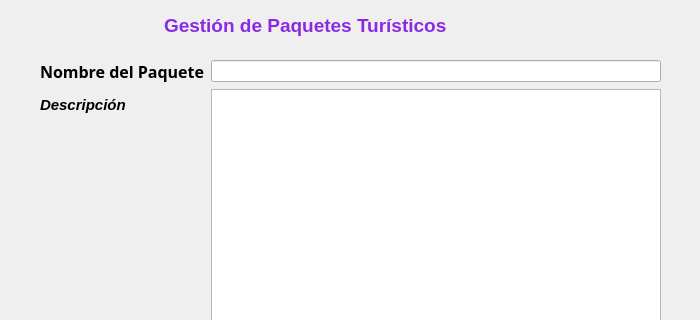
Qt form Proyecto Final/TourismCompass/addpackage.ui (ingalexvarela/ProyectoQT) before a commit; both pictures show x 0 to 700 and y 0 to 320 of the 700 by 500 pixel window.
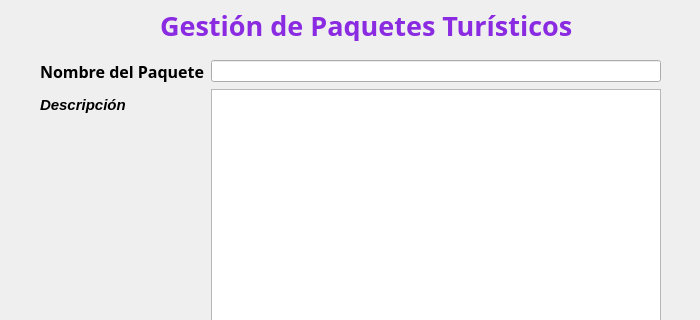
The same form after that commit. Icons and pictures are not drawn.

```diff
--- a/Proyecto Final/TourismCompass/addpackage.ui
+++ b/Proyecto Final/TourismCompass/addpackage.ui
@@ -211,36 +211,6 @@
     <string>Limpiar</string>
    </property>
   </widget>
-  <widget class="QTextEdit" name="textEdit">
-   <property name="geometry">
-    <rect>
-     <x>160</x>
-     <y>10</y>
-     <width>351</width>
-     <height>41</height>
-    </rect>
-   </property>
-   <property name="autoFillBackground">
-    <bool>false</bool>
-   </property>
-   <property name="styleSheet">
-    <string notr="true">color: #8A2BE2;
-background-color: transparent;
-
-border: none;
-</string>
-   </property>
-   <property name="html">
-    <string>&lt;!DOCTYPE HTML PUBLIC &quot;-//W3C//DTD HTML 4.0//EN&quot; &quot;http://www.w3.org/TR/REC-html40/strict.dtd&quot;&gt;
-&lt;html&gt;&lt;head&gt;&lt;meta name=&quot;qrichtext&quot; content=&quot;1&quot; /&gt;&lt;meta charset=&quot;utf-8&quot; /&gt;&lt;style type=&quot;text/css&quot;&gt;
-p, li { white-space: pre-wrap; }
-hr { height: 1px; border-width: 0; }
-li.unchecked::marker { content: &quot;\2610&quot;; }
-li.checked::marker { content: &quot;\2612&quot;; }
-&lt;/style&gt;&lt;/head&gt;&lt;body style=&quot; font-family:'Segoe UI'; font-size:9pt; font-weight:400; font-style:normal;&quot;&gt;
-&lt;p style=&quot; margin-top:0px; margin-bottom:0px; margin-left:0px; margin-right:0px; -qt-block-indent:0; text-indent:0px;&quot;&gt;&lt;span style=&quot; font-size:14pt; font-weight:700;&quot;&gt;Gestión de Paquetes Turísticos&lt;/span&gt;&lt;/p&gt;&lt;/body&gt;&lt;/html&gt;</string>
-   </property>
-  </widget>
   <widget class="QPushButton" name="btnSave_2">
    <property name="geometry">
     <rect>
@@ -264,6 +234,30 @@
     <string>Volver</string>
    </property>
   </widget>
+  <widget class="QLabel" name="label_11">
+   <property name="geometry">
+    <rect>
+     <x>160</x>
+     <y>10</y>
+     <width>421</width>
+     <height>31</height>
+    </rect>
+   </property>
+   <property name="font">
+    <font>
+     <family>Bahnschrift</family>
+     <pointsize>20</pointsize>
+     <bold>true</bold>
+    </font>
+   </property>
+   <property name="styleSheet">
+    <string notr="true">color: #8A2BE2;
+background:  transparent;</string>
+   </property>
+   <property name="text">
+    <string>Gestión de Paquetes Turísticos</string>
+   </property>
+  </widget>
  </widget>
  <resources/>
  <connections/>
```
